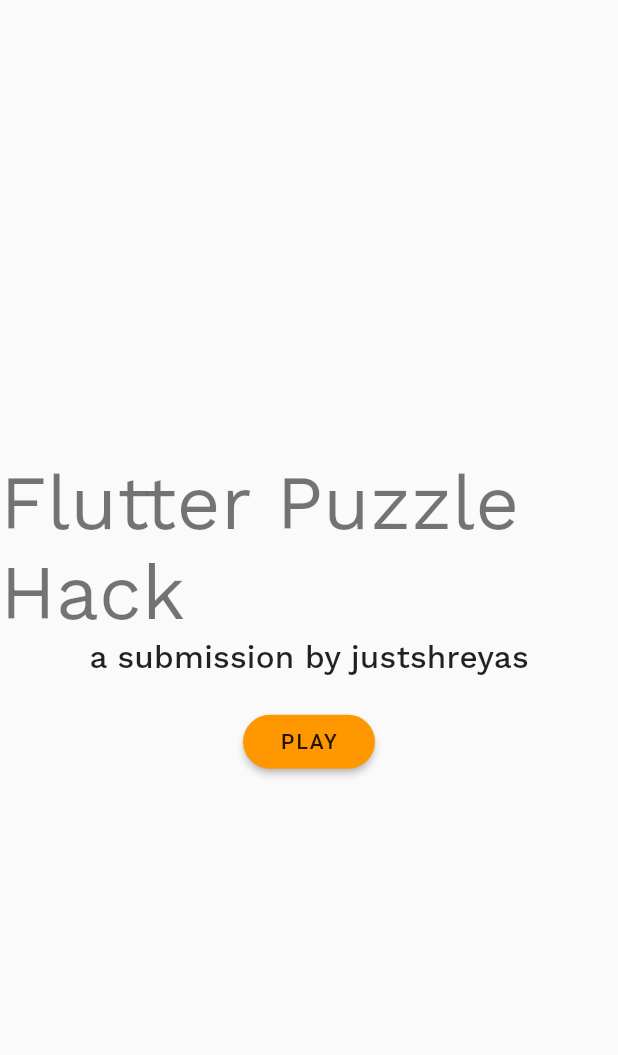
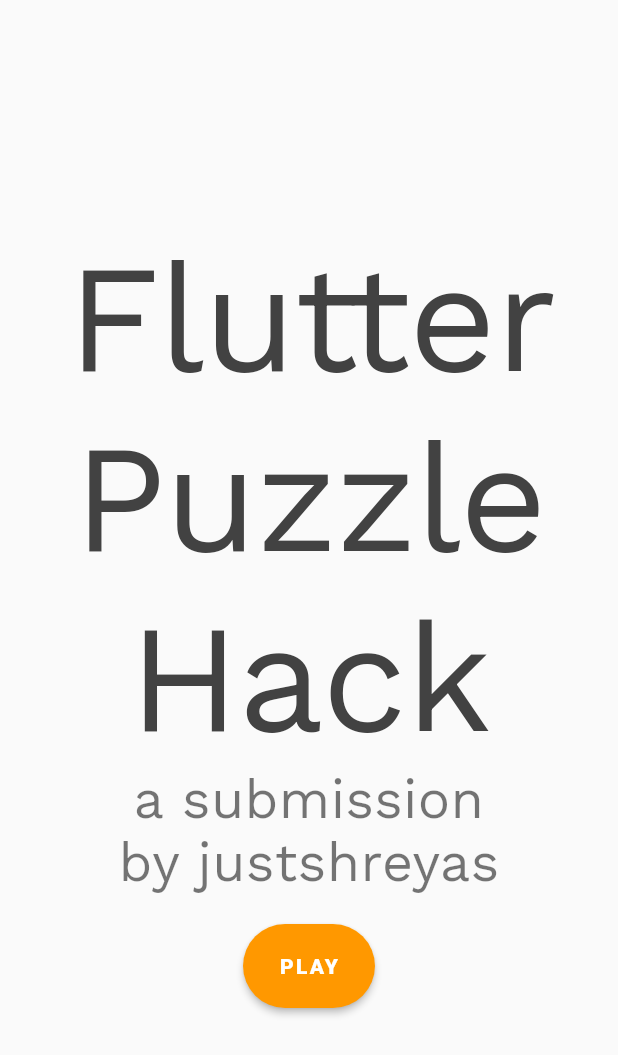
Before and after one commit to justshreyas/puzzlehack, a Flutter app: the screen it shows after launch, on a phone screen of 412 x 824 dp. Shown: the top 1055 px of the screen. Run offline on Flutter 3.47's test engine with Material 2 defaults, Android fonts, the phone set to English and light mode, and no system bars; our stand-ins replace bloc, flutter_bloc, google_fonts, just_audio; Roboto replaces fonts that are missing (Exo).

Commit message:
COSMETIC : Layout tweaks

```diff
--- a/lib/main.dart
+++ b/lib/main.dart
@@ -16,6 +16,8 @@ class MyApp extends StatelessWidget {
   Widget build(BuildContext context) {
     return MaterialApp(
       title: 'Flutter Puzzle Hack : by justshreyas',
+      debugShowCheckedModeBanner:false,
+
       theme: ThemeData(
         primarySwatch: Colors.orange,
         buttonTheme: const ButtonThemeData(
@@ -26,13 +28,16 @@ class MyApp extends StatelessWidget {
         TextTheme(
   headline1: GoogleFonts.workSans(
     fontSize: 102,
-    fontWeight: FontWeight.w300,
-    letterSpacing: -1.5
+    fontWeight: FontWeight.w400,
+    letterSpacing: -1.5,
+    color: Colors.grey[800]
   ),
   headline2: GoogleFonts.workSans(
     fontSize: 64,
     fontWeight: FontWeight.w300,
-    letterSpacing: -0.5
+    letterSpacing: -0.5,
+        color: Colors.grey[800]
+
   ),
   headline3: GoogleFonts.workSans(
     fontSize: 51,
@@ -74,8 +79,9 @@ class MyApp extends StatelessWidget {
   ),
   button: GoogleFonts.exo(
     fontSize: 14,
-    fontWeight: FontWeight.w500,
-    letterSpacing: 1.25
+    fontWeight: FontWeight.w800,
+    letterSpacing: 1.5,
+    color: Colors.white,
   ),
   caption: GoogleFonts.exo(
     fontSize: 12,
--- a/lib/screens/welcome_screen.dart
+++ b/lib/screens/welcome_screen.dart
@@ -11,19 +11,25 @@ class WelcomeScreen extends StatelessWidget {
     final AudioManagerCubit audioManagerCubit = context.watch();
     return Scaffold(
       body: Center(
+        child: Padding(
+          padding: const EdgeInsets.all(8.0),
           child: Column(
             mainAxisSize: MainAxisSize.min,
             children: [
               Text(
                 "Flutter Puzzle Hack",
-              style: Theme.of(context).textTheme.headline3,
+                textAlign: TextAlign.center,
+                style: Theme.of(context).textTheme.headline1,
               ),
               Text(
-              "a submission by justshreyas",
-              style: Theme.of(context).textTheme.headline6,
+                "a submission\nby justshreyas",
+                textAlign: TextAlign.center,
+                style: Theme.of(context).textTheme.headline4,
               ),
               const SizedBox(height: 20),
               MaterialButton(
+                padding:
+                    const EdgeInsets.symmetric(vertical: 20, horizontal: 10),
                 color: Theme.of(context).primaryColor,
                 child: Text(
                   "PLAY",
@@ -33,8 +39,8 @@ class WelcomeScreen extends StatelessWidget {
                   Navigator.push(
                     context,
                     MaterialPageRoute(
-                    settings:
-                        const RouteSettings(name: "/SelectPuzzleVariantScreen"),
+                      settings: const RouteSettings(
+                          name: "/SelectPuzzleVariantScreen"),
                       builder: (context) => SelectPuzzleVariantScreen(
                         audioManagerCubit: audioManagerCubit,
                       ),
@@ -45,6 +51,7 @@ class WelcomeScreen extends StatelessWidget {
             ],
           ),
         ),
+      ),
     );
   }
 }
```
Also changed, not shown: lib/screens/select_puzzle_variant_screen.dart (+19 -49 lines). Lines whose indentation alone changed are shown as unchanged.
